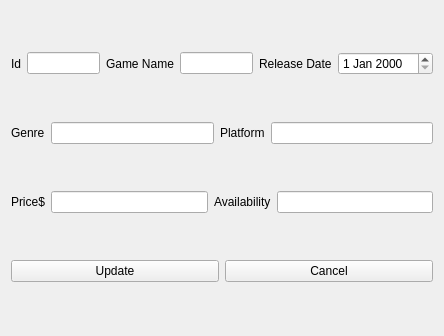
The window that addGame.ui (XiaoshuaiGeng/Gameshop-GSMS) describes before a commit, drawn with Qt 5.
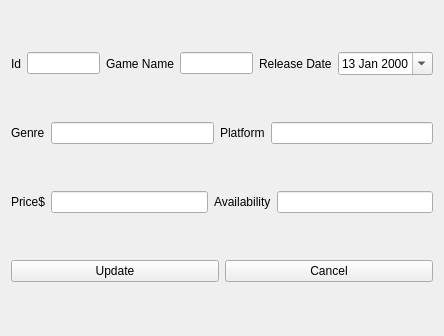
The same window after the commit.

Commit message: Able to Delete Game, Auto-Fresh table after add game

Diff of the .ui file:
```diff
--- a/addGame.ui
+++ b/addGame.ui
@@ -57,7 +57,30 @@
         </widget>
        </item>
        <item>
-        <widget class="QDateEdit" name="releaseDate"/>
+        <widget class="QDateEdit" name="releaseDate">
+         <property name="showGroupSeparator" stdset="0">
+          <bool>false</bool>
+         </property>
+         <property name="currentSection">
+          <enum>QDateTimeEdit::MonthSection</enum>
+         </property>
+         <property name="calendarPopup">
+          <bool>true</bool>
+         </property>
+         <property name="currentSectionIndex">
+          <number>0</number>
+         </property>
+         <property name="timeSpec">
+          <enum>Qt::LocalTime</enum>
+         </property>
+         <property name="date">
+          <date>
+           <year>2000</year>
+           <month>1</month>
+           <day>13</day>
+          </date>
+         </property>
+        </widget>
        </item>
       </layout>
      </item>
```
The commit also changes 6 other files.
